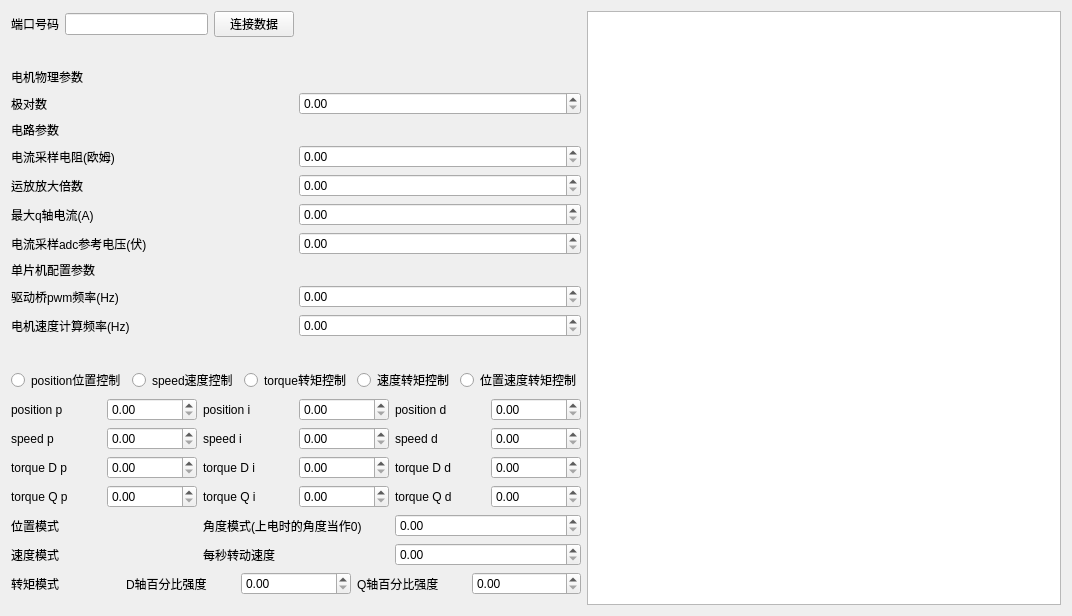
Above: UI_file/tab1_ui.ui from 21065066/MoterControl before the change. Below: the same form after it.
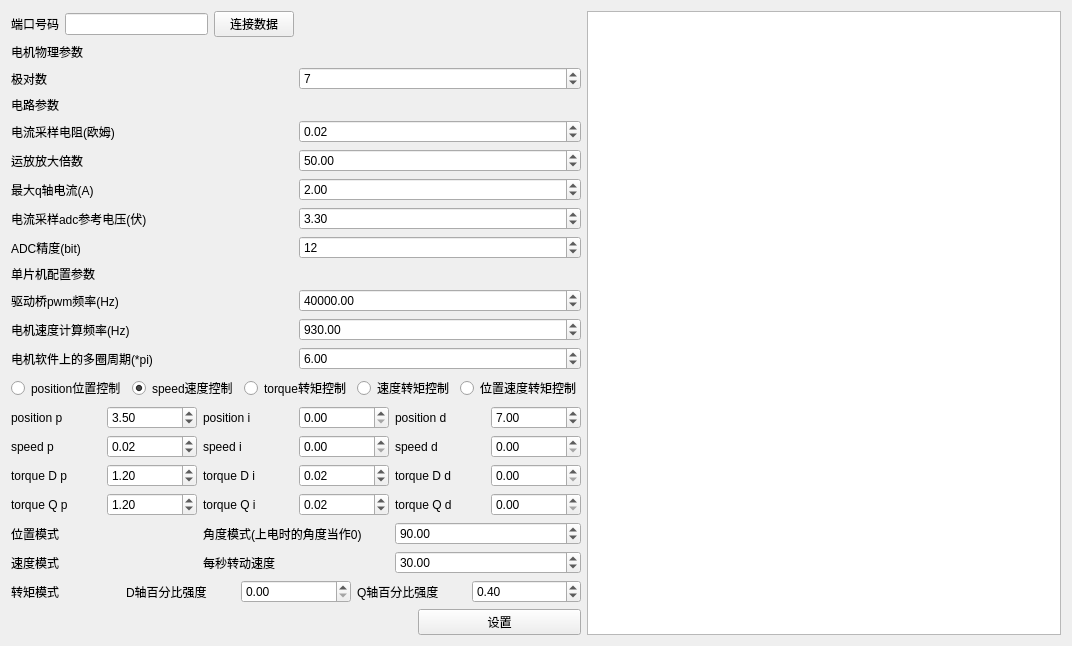
That is the form after the change. Custom widgets are drawn as their Qt base class.

Patch:
```diff
--- a/UI_file/tab1_ui.ui
+++ b/UI_file/tab1_ui.ui
@@ -84,16 +84,6 @@
            </item>
            <item>
             <layout class="QGridLayout" name="gridLayout_9">
-             <item row="1" column="0">
-              <widget class="QLabel" name="label_17">
-               <property name="text">
-                <string>极对数</string>
-               </property>
-              </widget>
-             </item>
-             <item row="1" column="1">
-              <widget class="QDoubleSpinBox" name="doubleSpinBox_13"/>
-             </item>
              <item row="0" column="0">
               <widget class="QLabel" name="label_15">
                <property name="text">
@@ -101,6 +91,20 @@
                </property>
               </widget>
              </item>
+             <item row="1" column="0">
+              <widget class="QLabel" name="label_17">
+               <property name="text">
+                <string>极对数</string>
+               </property>
+              </widget>
+             </item>
+             <item row="1" column="1">
+              <widget class="QSpinBox" name="pole_pairs_value">
+               <property name="value">
+                <number>7</number>
+               </property>
+              </widget>
+             </item>
             </layout>
            </item>
            <item>
@@ -112,10 +116,10 @@
                </property>
               </widget>
              </item>
-             <item row="0" column="0">
-              <widget class="QLabel" name="label_16">
-               <property name="text">
-                <string>电路参数</string>
+             <item row="1" column="1">
+              <widget class="QDoubleSpinBox" name="r_shunt_value">
+               <property name="value">
+                <double>0.020000000000000</double>
                </property>
               </widget>
              </item>
@@ -126,6 +130,13 @@
                </property>
               </widget>
              </item>
+             <item row="2" column="1">
+              <widget class="QDoubleSpinBox" name="op_gain_value">
+               <property name="value">
+                <double>50.000000000000000</double>
+               </property>
+              </widget>
+             </item>
              <item row="4" column="0">
               <widget class="QLabel" name="label_21">
                <property name="text">
@@ -133,6 +144,20 @@
                </property>
               </widget>
              </item>
+             <item row="3" column="1">
+              <widget class="QDoubleSpinBox" name="max_current_value">
+               <property name="value">
+                <double>2.000000000000000</double>
+               </property>
+              </widget>
+             </item>
+             <item row="0" column="0">
+              <widget class="QLabel" name="label_16">
+               <property name="text">
+                <string>电路参数</string>
+               </property>
+              </widget>
+             </item>
              <item row="2" column="0">
               <widget class="QLabel" name="label_19">
                <property name="text">
@@ -140,22 +165,55 @@
                </property>
               </widget>
              </item>
-             <item row="1" column="1">
-              <widget class="QDoubleSpinBox" name="doubleSpinBox_14"/>
-             </item>
-             <item row="2" column="1">
-              <widget class="QDoubleSpinBox" name="doubleSpinBox_15"/>
-             </item>
-             <item row="3" column="1">
-              <widget class="QDoubleSpinBox" name="doubleSpinBox_16"/>
-             </item>
              <item row="4" column="1">
-              <widget class="QDoubleSpinBox" name="doubleSpinBox_17"/>
+              <widget class="QDoubleSpinBox" name="adc_reference_volt_value">
+               <property name="value">
+                <double>3.300000000000000</double>
+               </property>
+              </widget>
+             </item>
+             <item row="5" column="0">
+              <widget class="QLabel" name="label">
+               <property name="text">
+                <string>ADC精度(bit)</string>
+               </property>
+              </widget>
+             </item>
+             <item row="5" column="1">
+              <widget class="QSpinBox" name="adc_bits_value">
+               <property name="value">
+                <number>12</number>
+               </property>
+              </widget>
              </item>
             </layout>
            </item>
            <item>
             <layout class="QGridLayout" name="gridLayout_10">
+             <item row="2" column="0">
+              <widget class="QLabel" name="label_24">
+               <property name="text">
+                <string>电机速度计算频率(Hz)</string>
+               </property>
+              </widget>
+             </item>
+             <item row="1" column="1">
+              <widget class="QDoubleSpinBox" name="moter_pwm_freq_value">
+               <property name="maximum">
+                <double>100000000000.000000000000000</double>
+               </property>
+               <property name="value">
+                <double>40000.000000000000000</double>
+               </property>
+              </widget>
+             </item>
+             <item row="3" column="0">
+              <widget class="QLabel" name="label_32">
+               <property name="text">
+                <string>电机软件上的多圈周期(*pi)</string>
+               </property>
+              </widget>
+             </item>
              <item row="0" column="0">
               <widget class="QLabel" name="label_22">
                <property name="text">
@@ -163,6 +221,16 @@
                </property>
               </widget>
              </item>
+             <item row="2" column="1">
+              <widget class="QDoubleSpinBox" name="moter_speed_calc_freq_value">
+               <property name="maximum">
+                <double>1000000000000.000000000000000</double>
+               </property>
+               <property name="value">
+                <double>930.000000000000000</double>
+               </property>
+              </widget>
+             </item>
              <item row="1" column="0">
               <widget class="QLabel" name="label_23">
                <property name="text">
@@ -170,19 +238,13 @@
                </property>
               </widget>
              </item>
-             <item row="1" column="1">
-              <widget class="QDoubleSpinBox" name="doubleSpinBox_18"/>
-             </item>
-             <item row="2" column="0">
-              <widget class="QLabel" name="label_24">
-               <property name="text">
-                <string>电机速度计算频率(Hz)</string>
+             <item row="3" column="1">
+              <widget class="QDoubleSpinBox" name="position_cycle_value">
+               <property name="value">
+                <double>6.000000000000000</double>
                </property>
               </widget>
              </item>
-             <item row="2" column="1">
-              <widget class="QDoubleSpinBox" name="doubleSpinBox_19"/>
-             </item>
             </layout>
            </item>
            <item>
@@ -212,6 +274,9 @@
                <property name="text">
                 <string>speed速度控制</string>
                </property>
+               <property name="checked">
+                <bool>true</bool>
+               </property>
               </widget>
              </item>
              <item>
@@ -247,7 +312,11 @@
               </widget>
              </item>
              <item row="0" column="1">
-              <widget class="QDoubleSpinBox" name="doubleSpinBox"/>
+              <widget class="QDoubleSpinBox" name="position_p_value">
+               <property name="value">
+                <double>3.500000000000000</double>
+               </property>
+              </widget>
              </item>
              <item row="0" column="3">
               <widget class="QDoubleSpinBox" name="doubleSpinBox_2"/>
@@ -274,7 +343,11 @@
               </widget>
              </item>
              <item row="3" column="1">
-              <widget class="QDoubleSpinBox" name="doubleSpinBox_10"/>
+              <widget class="QDoubleSpinBox" name="torque_q_p_value">
+               <property name="value">
+                <double>1.200000000000000</double>
+               </property>
+              </widget>
              </item>
              <item row="2" column="0">
               <widget class="QLabel" name="label_9">
@@ -298,10 +371,18 @@
               </widget>
              </item>
              <item row="1" column="1">
-              <widget class="QDoubleSpinBox" name="doubleSpinBox_4"/>
+              <widget class="QDoubleSpinBox" name="speed_p_value">
+               <property name="value">
+                <double>0.020000000000000</double>
+               </property>
+              </widget>
              </item>
              <item row="0" column="5">
-              <widget class="QDoubleSpinBox" name="doubleSpinBox_3"/>
+              <widget class="QDoubleSpinBox" name="position_d_value">
+               <property name="value">
+                <double>7.000000000000000</double>
+               </property>
+              </widget>
              </item>
              <item row="2" column="5">
               <widget class="QDoubleSpinBox" name="doubleSpinBox_9"/>
@@ -314,19 +395,35 @@
               </widget>
              </item>
              <item row="1" column="3">
-              <widget class="QDoubleSpinBox" name="doubleSpinBox_5"/>
+              <widget class="QDoubleSpinBox" name="speed_i_value">
+               <property name="value">
+                <double>0.000000000000000</double>
+               </property>
+              </widget>
              </item>
              <item row="1" column="5">
               <widget class="QDoubleSpinBox" name="doubleSpinBox_6"/>
              </item>
              <item row="2" column="1">
-              <widget class="QDoubleSpinBox" name="doubleSpinBox_7"/>
+              <widget class="QDoubleSpinBox" name="torque_d_p_value">
+               <property name="value">
+                <double>1.200000000000000</double>
+               </property>
+              </widget>
              </item>
              <item row="2" column="3">
-              <widget class="QDoubleSpinBox" name="doubleSpinBox_8"/>
+              <widget class="QDoubleSpinBox" name="torque_d_i_value">
+               <property name="value">
+                <double>0.020000000000000</double>
+               </property>
+              </widget>
              </item>
              <item row="3" column="3">
-              <widget class="QDoubleSpinBox" name="doubleSpinBox_11"/>
+              <widget class="QDoubleSpinBox" name="torque_q_i_value">
+               <property name="value">
+                <double>0.020000000000000</double>
+               </property>
+              </widget>
              </item>
              <item row="0" column="4">
               <widget class="QLabel" name="label_5">
@@ -378,7 +475,14 @@
               </widget>
              </item>
              <item row="0" column="2">
-              <widget class="QDoubleSpinBox" name="doubleSpinBox_22"/>
+              <widget class="QDoubleSpinBox" name="target_angle_position">
+               <property name="maximum">
+                <double>100000.000000000000000</double>
+               </property>
+               <property name="value">
+                <double>90.000000000000000</double>
+               </property>
+              </widget>
              </item>
             </layout>
            </item>
@@ -399,7 +503,11 @@
               </widget>
              </item>
              <item row="0" column="2">
-              <widget class="QDoubleSpinBox" name="doubleSpinBox_23"/>
+              <widget class="QDoubleSpinBox" name="target_speed_angle_perm">
+               <property name="value">
+                <double>30.000000000000000</double>
+               </property>
+              </widget>
              </item>
             </layout>
            </item>
@@ -427,7 +535,11 @@
               </widget>
              </item>
              <item row="0" column="4">
-              <widget class="QDoubleSpinBox" name="doubleSpinBox_21"/>
+              <widget class="QDoubleSpinBox" name="target_torque_norm_q">
+               <property name="value">
+                <double>0.400000000000000</double>
+               </property>
+              </widget>
              </item>
              <item row="0" column="2">
               <widget class="QDoubleSpinBox" name="doubleSpinBox_20"/>
@@ -437,6 +549,30 @@
           </layout>
          </item>
          <item row="1" column="0">
+          <layout class="QHBoxLayout" name="horizontalLayout_5" stretch="5,2">
+           <item>
+            <spacer name="horizontalSpacer_2">
+             <property name="orientation">
+              <enum>Qt::Horizontal</enum>
+             </property>
+             <property name="sizeHint" stdset="0">
+              <size>
+               <width>40</width>
+               <height>20</height>
+              </size>
+             </property>
+            </spacer>
+           </item>
+           <item>
+            <widget class="QPushButton" name="set_pushButton">
+             <property name="text">
+              <string>设置</string>
+             </property>
+            </widget>
+           </item>
+          </layout>
+         </item>
+         <item row="2" column="0">
           <spacer name="verticalSpacer_3">
            <property name="orientation">
             <enum>Qt::Vertical</enum>
```
Left out of the diff: 24 changed lines with no effect on the pictures.
